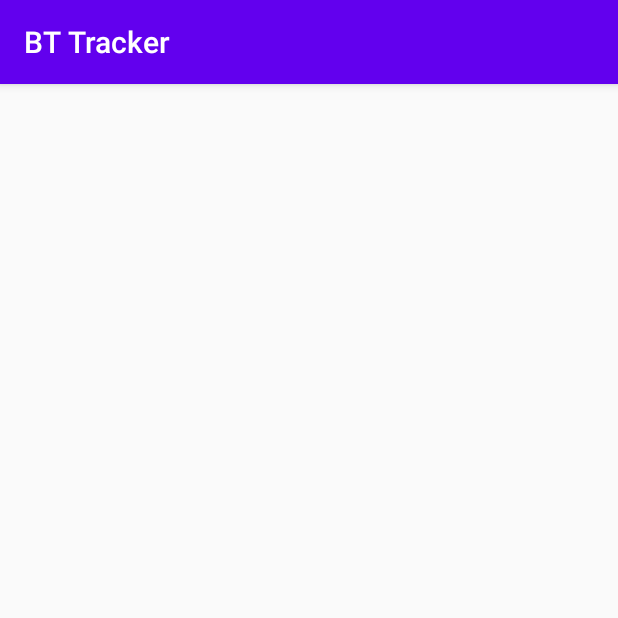
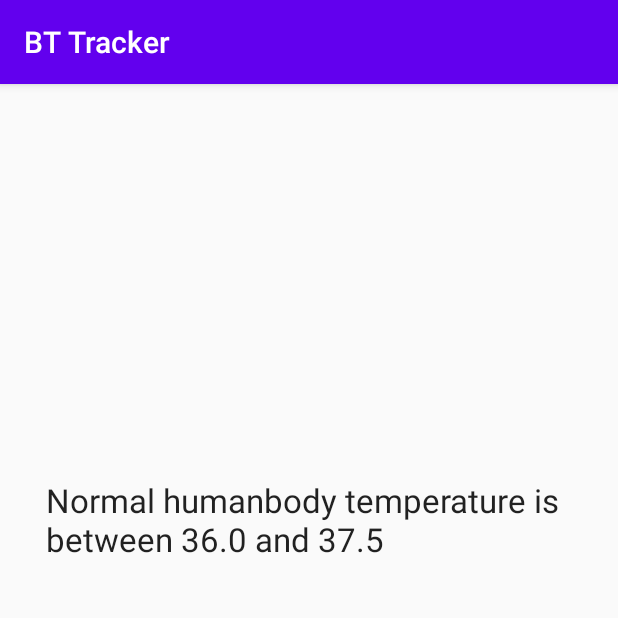
Before and after one commit to Dai-Isaji/BT_Tracker, an Android app: the NormalActivity screen opened directly, with no data from a screen before it, on a phone screen of 412 x 824 dp, the top half of it. Run offline under Robolectric (Android 15) with nearby library versions, the phone set to English and light mode, and no system bars.

Commit message:
Added onClick method to 3 buttons in MainActivity

```diff
--- a/app/src/main/res/layout/activity_main.xml
+++ b/app/src/main/res/layout/activity_main.xml
@@ -63,6 +63,7 @@
             android:background="#00BCD4"
             android:paddingLeft="15dp"
             android:paddingTop="10dp"
+            android:onClick="goToLog"
             android:text="Log Body Temperature"
             android:textAppearance="@style/TextAppearance.AppCompat.Large"
             android:textColor="#FFFFFF"
@@ -85,6 +86,7 @@
             android:background="#AD00BCD4"
             android:paddingLeft="15dp"
             android:paddingTop="10dp"
+            android:onClick="goToNormal"
             android:text="Check Normal Range"
             android:textAppearance="@style/TextAppearance.AppCompat.Large"
             android:textColor="#FFFFFF"
@@ -105,6 +107,7 @@
             android:background="#6B00BCD4"
             android:paddingLeft="15dp"
             android:paddingTop="10dp"
+            android:onClick="goToMechanism"
             android:text="Mechanism of Fever"
             android:textAppearance="@style/TextAppearance.AppCompat.Large"
             android:textColor="#FFFFFF" />
--- a/app/src/main/res/layout/activity_normal.xml
+++ b/app/src/main/res/layout/activity_normal.xml
@@ -6,4 +6,15 @@
     android:layout_height="match_parent"
     tools:context=".NormalActivity">
 
+    <TextView
+        android:id="@+id/textView7"
+        android:layout_width="351dp"
+        android:layout_height="64dp"
+        android:text="Normal humanbody temperature is between 36.0 and 37.5"
+        android:textAppearance="@style/TextAppearance.AppCompat.Large"
+        app:layout_constraintBottom_toBottomOf="parent"
+        app:layout_constraintEnd_toEndOf="parent"
+        app:layout_constraintStart_toStartOf="parent"
+        app:layout_constraintTop_toTopOf="parent"
+        app:layout_constraintVertical_bias="0.373" />
 </androidx.constraintlayout.widget.ConstraintLayout>
```
Also changed, not shown: app/src/main/java/com/example/bttracker/MainActivity.java (+4 -3 lines), app/src/main/res/layout/activity_mechanism.xml (+1 -15 lines).
